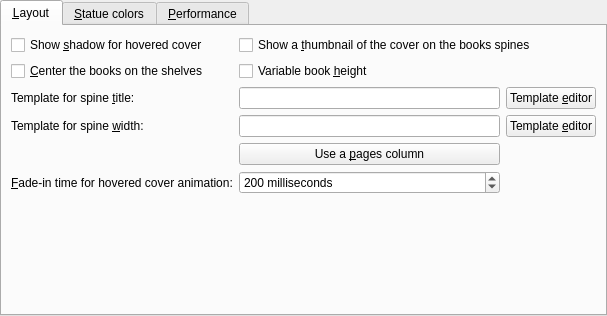
kovidgoyal/calibre, file src/calibre/gui2/preferences/look_feel_tabs/bookshelf_view.ui: the form before one commit.
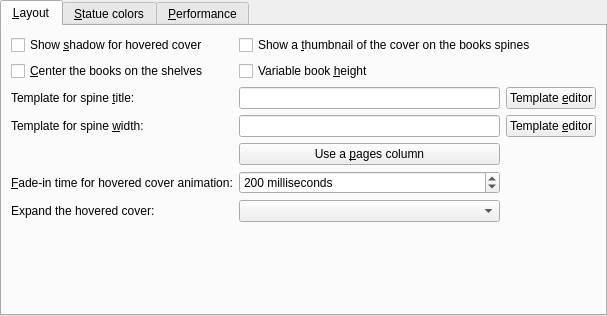
The form after the commit. Custom widgets are drawn as their Qt base class.

Commit message: change default setting for hovered book

```diff
--- a/src/calibre/gui2/preferences/look_feel_tabs/bookshelf_view.ui
+++ b/src/calibre/gui2/preferences/look_feel_tabs/bookshelf_view.ui
@@ -81,6 +81,16 @@
       </property>
      </widget>
     </item>
+    <item row="20" column="0">
+     <widget class="QLabel" name="label_hover_interact">
+      <property name="text">
+       <string>Expand the hovered cover:</string>
+      </property>
+     </widget>
+    </item>
+    <item row="20" column="1">
+     <widget class="QComboBox" name="opt_bookshelf_hover"/>
+    </item>
     <item row="0" column="1" colspan="2">
      <widget class="QCheckBox" name="opt_bookshelf_thumbnail">
       <property name="text">
```
The commit also changes 3 other files.
